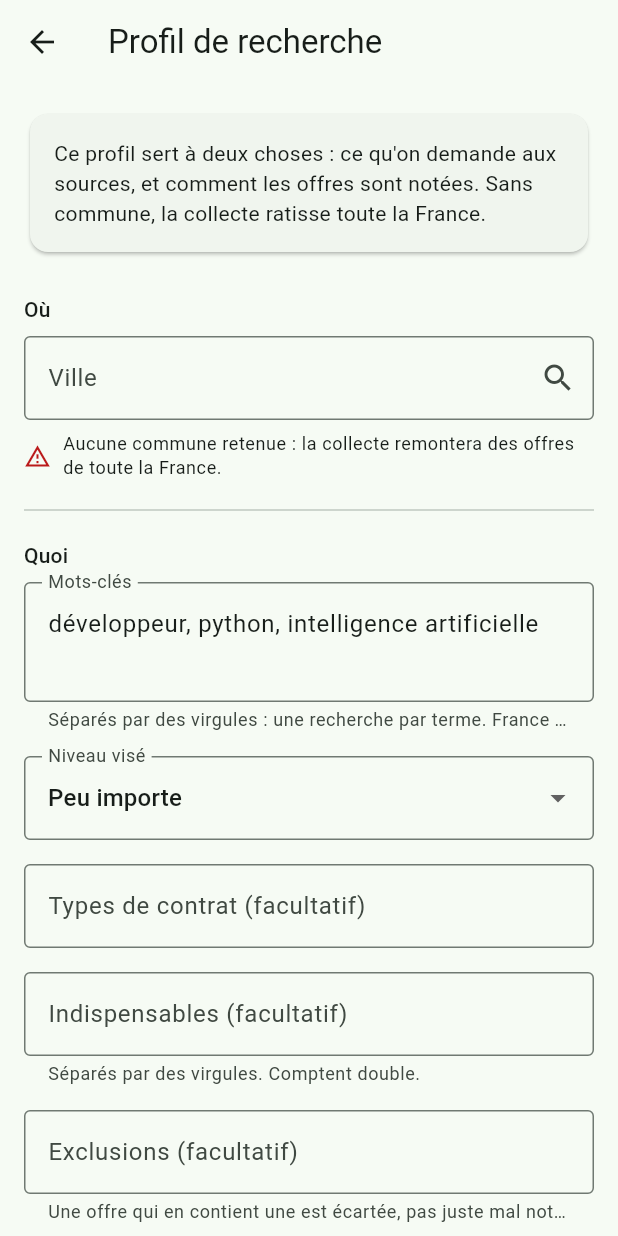
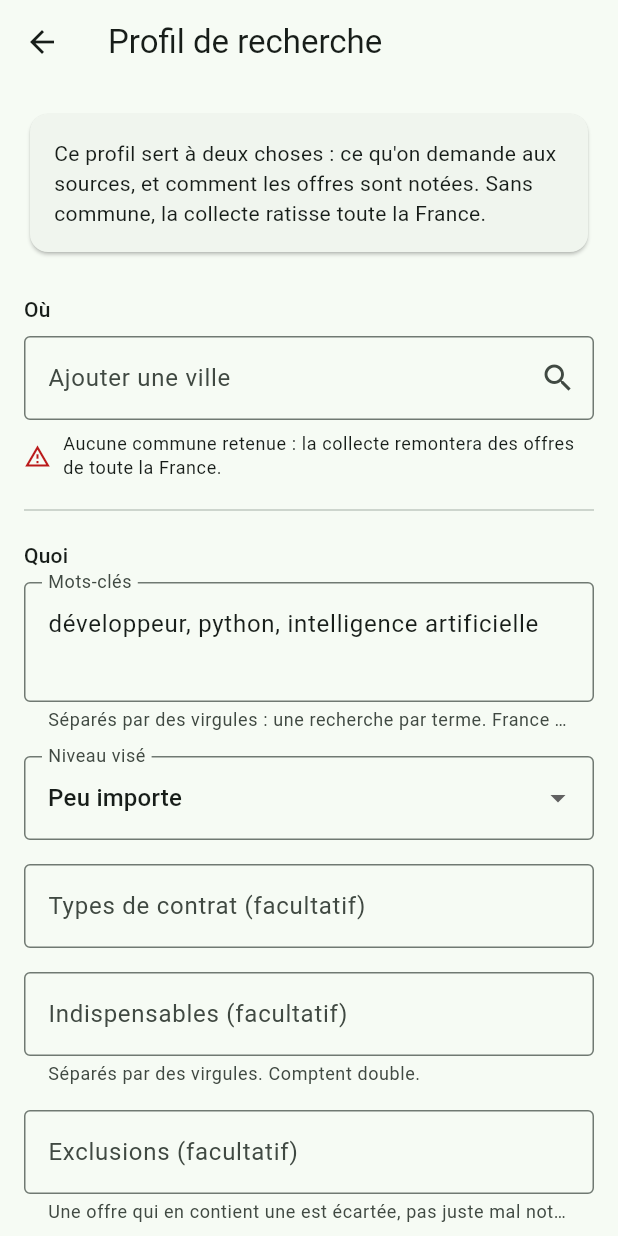
Before and after one commit to benjsant/candid, a Flutter app: the screen it shows after launch, item 3 of the bottom bar chosen, after a tap on "Profil de recherche", on a phone screen of 412 x 824 dp. Run offline on Flutter 3.47's test engine with Material 3 defaults, Android fonts, the phone set to English and light mode, and no system bars; our stand-ins replace diacritic, dio, drift, drift_flutter, flutter_secure_storage, pdf and 2 more; missing offline and left inert: receive_sharing_intent; accounts and stored records are empty; generated files the repository leaves out were written again.

Commit message:
Profil : plusieurs communes, en une seule requête
France Travail accepte plusieurs codes INSEE séparés par des virgules
dans `commune`, et c'est une vraie union : vérifié le 21/07/2026 avec
`59606,31555`, qui renvoie 88 offres dont 87 du 31 et 1 du 59. Ajouter
une commune ne coûte donc aucun appel supplémentaire.

Les codes tiennent dans la colonne existante : aucun changement de
schéma, donc aucune migration à écrire alors qu'une installation réelle
existe déjà sur le téléphone.

`ProfileCommunes` encapsule le stockage (libellés séparés par « ; »,
codes par « , ») et retombe sur les codes si les deux listes se
désaccordent : ce sont eux qui pilotent la requête.

Vérifié sur appareil : Valenciennes seule -> 9 offres ; + Lille + Douai
-> 114 offres, dont 109 du 59 et 5 du 62, aucune hors zone, zéro
doublon. 122 tests verts.

Co-Authored-By: Claude Opus 4.8 <noreply@anthropic.com>

```diff
--- a/lib/data/profile_repository.dart
+++ b/lib/data/profile_repository.dart
@@ -18,6 +18,54 @@ import 'database.dart';
 /// Nom du profil unique. Constant : l'utilisateur ne le voit pas, il n'a pas à
 /// le nommer.
 const kDefaultProfileName = 'principal';
+
+/// Séparateur des libellés de communes. Volontairement différent de la virgule,
+/// qui sert aux **codes** : « Valenciennes (59) » n'en contient pas, mais un
+/// libellé futur pourrait, et on ne veut pas d'ambiguïté à la relecture.
+const _labelSeparator = ' ; ';
+
+/// Les communes du profil, telles que stockées.
+///
+/// Plusieurs communes tiennent dans les colonnes existantes : les codes sont
+/// joints par des virgules, ce qui est **exactement** ce qu'attend le paramètre
+/// `commune` de France Travail (vérifié le 21/07/2026 : `59606,31555` renvoie
+/// bien des offres des deux départements, c'est une union). Aucun changement de
+/// schéma, donc aucune migration à écrire alors qu'une installation réelle
+/// existe déjà sur le téléphone.
+class ProfileCommunes {
+  const ProfileCommunes(this.labels, this.codes);
+
+  final List<String> labels;
+  final List<String> codes;
+
+  bool get isEmpty => codes.isEmpty;
+  int get length => codes.length;
+
+  /// Ce qui part dans la requête : « 59606,59350 ».
+  String get query => codes.join(',');
+
+  static ProfileCommunes parse(String? labels, String? codes) {
+    final c = (codes ?? '')
+        .split(',')
+        .map((s) => s.trim())
+        .where((s) => s.isNotEmpty)
+        .toList();
+    final l = (labels ?? '')
+        .split(_labelSeparator)
+        .map((s) => s.trim())
+        .where((s) => s.isNotEmpty)
+        .toList();
+    // Les deux listes doivent rester alignées : si un stockage ancien ou abîmé
+    // les désaccorde, on retombe sur le code, qui est ce qui compte.
+    return ProfileCommunes(
+      l.length == c.length ? l : c,
+      c,
+    );
+  }
+
+  String get storedLabels => labels.join(_labelSeparator);
+  String get storedCodes => codes.join(',');
+}
 
 class ProfileRepository {
   ProfileRepository(this._db);
--- a/lib/ui/search_profile_screen.dart
+++ b/lib/ui/search_profile_screen.dart
@@ -30,9 +30,11 @@ class _SearchProfileScreenState extends State<SearchProfileScreen> {
   String _seniority = '';
   int? _radiusKm = 30;
 
-  /// Commune retenue. Tant qu'elle est nulle, la recherche n'est pas bornée
-  /// géographiquement, et on le dit clairement à l'écran.
-  Commune? _selected;
+  /// Communes retenues. Tant que la liste est vide, la recherche n'est pas
+  /// bornée géographiquement, et on le dit clairement à l'écran. France Travail
+  /// accepte plusieurs codes INSEE en une requête, donc en ajouter ne coûte
+  /// aucun appel supplémentaire.
+  final List<Commune> _selected = [];
   List<Commune> _suggestions = const [];
   bool _searching = false;
   bool _loading = true;
@@ -63,13 +65,15 @@ class _SearchProfileScreenState extends State<SearchProfileScreen> {
           ? (p?.seniority ?? '')
           : '';
       _radiusKm = p?.radiusKm ?? 30;
-      _commune.text = p?.locationLabel ?? '';
-      if (p?.locationInsee != null && p?.locationLabel != null) {
-        _selected = Commune(
-          name: p!.locationLabel!,
-          inseeCode: p.locationInsee!,
-        );
-      }
+      _commune.clear();
+      final stored =
+          ProfileCommunes.parse(p?.locationLabel, p?.locationInsee);
+      _selected
+        ..clear()
+        ..addAll([
+          for (var i = 0; i < stored.codes.length; i++)
+            Commune(name: stored.labels[i], inseeCode: stored.codes[i]),
+        ]);
       _loading = false;
     });
   }
@@ -93,11 +97,15 @@ class _SearchProfileScreenState extends State<SearchProfileScreen> {
   }
 
   Future<void> _save() async {
+    final communes = ProfileCommunes(
+      _selected.map((c) => c.label).toList(),
+      _selected.map((c) => c.inseeCode).toList(),
+    );
     await widget.repository.save(
       keywords: _keywords.text,
-      locationLabel: _selected?.label,
-      locationInsee: _selected?.inseeCode,
-      radiusKm: _selected == null ? null : _radiusKm,
+      locationLabel: communes.storedLabels,
+      locationInsee: communes.storedCodes,
+      radiusKm: communes.isEmpty ? null : _radiusKm,
       contractTypes: _contracts.text,
       seniority: _seniority,
       mustHave: _mustHave.text,
@@ -137,8 +145,8 @@ class _SearchProfileScreenState extends State<SearchProfileScreen> {
                 TextField(
                   controller: _commune,
                   decoration: InputDecoration(
-                    labelText: 'Ville',
-                    hintText: 'Valenciennes, Lille…',
+                    labelText: 'Ajouter une ville',
+                    hintText: 'Valenciennes, puis Lille, Douai…',
                     border: const OutlineInputBorder(),
                     suffixIcon: _searching
                         ? const Padding(
@@ -166,15 +174,17 @@ class _SearchProfileScreenState extends State<SearchProfileScreen> {
                       title: Text(c.label),
                       subtitle: Text('Code INSEE ${c.inseeCode}'),
                       onTap: () => setState(() {
-                        _selected = c;
-                        _commune.text = c.label;
+                        if (!_selected.any((x) => x.inseeCode == c.inseeCode)) {
+                          _selected.add(c);
+                        }
+                        _commune.clear();
                         _suggestions = const [];
                       }),
                     ),
                   ),
                 ],
                 const SizedBox(height: 8),
-                if (_selected == null)
+                if (_selected.isEmpty)
                   Row(
                     children: [
                       Icon(Icons.warning_amber_outlined,
@@ -191,31 +201,32 @@ class _SearchProfileScreenState extends State<SearchProfileScreen> {
                     ],
                   )
                 else ...[
-                  Row(
+                  Wrap(
+                    spacing: 8,
+                    runSpacing: 4,
                     children: [
-                      const Icon(Icons.check_circle_outline, size: 18),
-                      const SizedBox(width: 8),
-                      Expanded(
-                        child: Text(
-                          '${_selected!.label} · code INSEE '
-                          '${_selected!.inseeCode}',
-                          style: Theme.of(context).textTheme.bodySmall,
+                      for (final c in _selected)
+                        InputChip(
+                          avatar: const Icon(Icons.place_outlined, size: 18),
+                          label: Text(c.label),
+                          onDeleted: () =>
+                              setState(() => _selected.remove(c)),
                         ),
-                      ),
-                      TextButton(
-                        onPressed: () => setState(() {
-                          _selected = null;
-                          _commune.clear();
-                        }),
-                        child: const Text('Retirer'),
-                      ),
                     ],
                   ),
                   const SizedBox(height: 8),
+                  Text(
+                    _selected.length == 1
+                        ? 'Une commune retenue.'
+                        : '${_selected.length} communes retenues, '
+                            'interrogées ensemble.',
+                    style: Theme.of(context).textTheme.bodySmall,
+                  ),
+                  const SizedBox(height: 12),
                   DropdownButtonFormField<int>(
                     initialValue: _radiusKm,
                     decoration: const InputDecoration(
-                      labelText: 'Rayon',
+                      labelText: 'Rayon autour de chaque commune',
                       border: OutlineInputBorder(),
                     ),
                     items: const [10, 20, 30, 50, 100]
--- a/lib/ui/settings_screen.dart
+++ b/lib/ui/settings_screen.dart
@@ -143,16 +143,18 @@ class _SettingsScreenState extends State<SettingsScreen> {
           stream: widget.profiles.watchActive(),
           builder: (context, snapshot) {
             final profile = snapshot.data;
-            final place = profile?.locationLabel;
+            final communes = ProfileCommunes.parse(
+                profile?.locationLabel, profile?.locationInsee);
             return Card(
               margin: EdgeInsets.zero,
               child: ListTile(
                 leading: const Icon(Icons.tune),
                 title: const Text('Profil de recherche'),
                 subtitle: Text(
-                  place == null
+                  communes.isEmpty
                       ? 'Aucune commune : la collecte ratisse toute la France.'
-                      : '$place, ${profile?.radiusKm ?? 30} km',
+                      : '${communes.labels.join(', ')} · '
+                          '${profile?.radiusKm ?? 30} km',
                 ),
                 trailing: const Icon(Icons.chevron_right),
                 onTap: () => Navigator.of(context).push(
```
Also changed, not shown: 1 other file.
